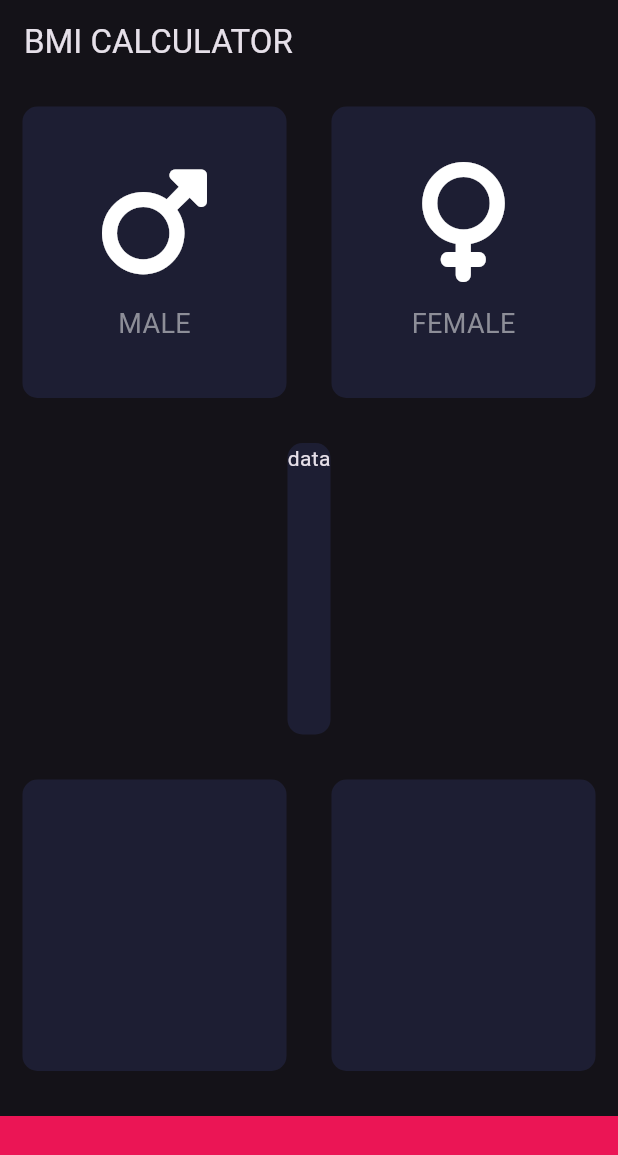
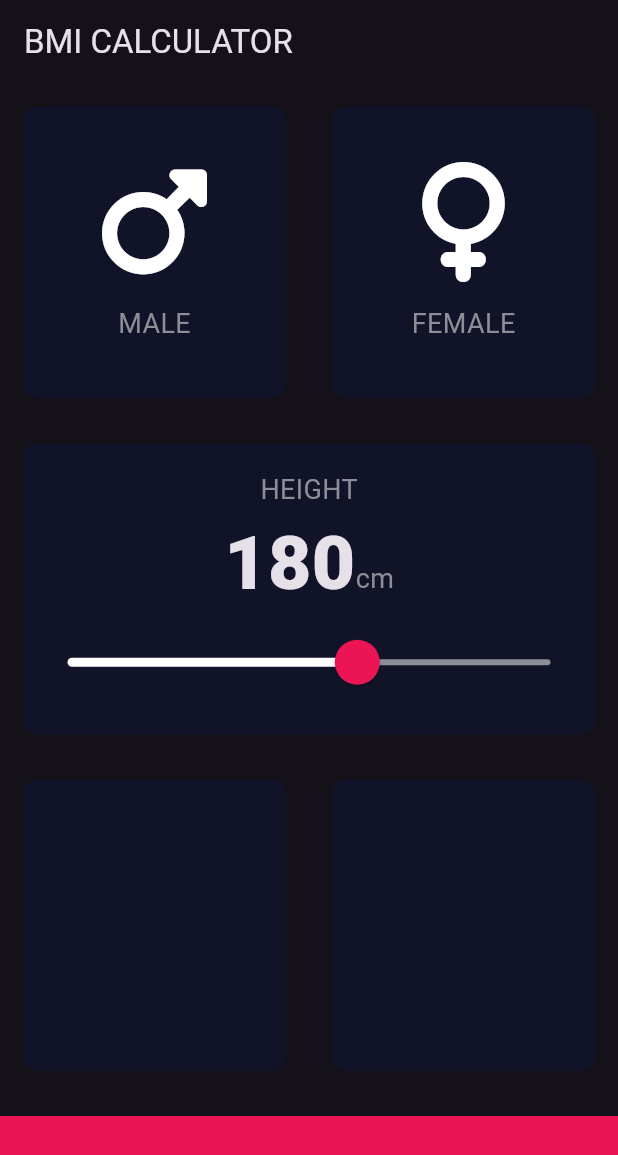
Before and after one commit to alexmortelsison/bmi_calculator, a Flutter app: the screen it shows after launch, on a phone screen of 412 x 824 dp. Shown: the top 1155 px of the screen. Run offline on Flutter 3.47's test engine with Material 3 defaults, Android fonts, the phone set to English and light mode, and no system bars; our stand-ins replace font_awesome_flutter.

Commit message:
updated input_page, added Slider

```diff
--- /dev/null
+++ b/lib/constants.dart
@@ -0,0 +1,15 @@
+import 'package:flutter/material.dart';
+
+const labelTextStyle = TextStyle(
+  fontSize: 18,
+  color: Color(0xFF8D8E98),
+);
+
+const bottomContainerHeight = 80.0;
+const activeCardColor = Color(0xFF1D1E33);
+const inactiveCardColor = Color(0xFF111328);
+const bottomContainerColor = Color(0xFFEB1555);
+const numberTextStyle = TextStyle(
+  fontSize: 50,
+  fontWeight: FontWeight.w900,
+);
--- a/lib/icon_data.dart
+++ b/lib/icon_data.dart
@@ -1,9 +1,5 @@
 import 'package:flutter/material.dart';
-
-const labelTextStyle = TextStyle(
-  fontSize: 18,
-  color: Color(0xFF8D8E98),
-);
+import 'constants.dart';
 
 class IconContent extends StatelessWidget {
   const IconContent({super.key, required this.icon, required this.label});
--- a/lib/input_page.dart
+++ b/lib/input_page.dart
@@ -1,11 +1,13 @@
 import 'package:flutter/material.dart';
+import 'constants.dart';
 import 'icon_data.dart';
 import 'reusable_card.dart';
 import 'package:font_awesome_flutter/font_awesome_flutter.dart';
 
-const bottomContainerHeight = 80.0;
-const activeCardColor = Color(0xFF1D1E33);
-const bottomContainerColor = Color(0xFFEB1555);
+enum Gender {
+  male,
+  female,
+}
 
 class InputPage extends StatefulWidget {
   const InputPage({super.key});
@@ -13,6 +15,11 @@ class InputPage extends StatefulWidget {
   @override
   _InputPageState createState() => _InputPageState();
 }
+
+Color maleCardColour = inactiveCardColor;
+Color femaleCardColour = inactiveCardColor;
+Gender? selectedGender;
+int height = 180;
 
 class _InputPageState extends State<InputPage> {
   @override
@@ -22,14 +29,22 @@ class _InputPageState extends State<InputPage> {
         title: const Text('BMI CALCULATOR'),
       ),
       body: Column(
+        crossAxisAlignment: CrossAxisAlignment.stretch,
         children: [
-          const Expanded(
+          Expanded(
             child: Row(
               children: [
                 Expanded(
                   child: ReusableCard(
-                    colour: activeCardColor,
-                    cardChild: IconContent(
+                    onPress: () {
+                      setState(() {
+                        selectedGender = Gender.male;
+                      });
+                    },
+                    colour: selectedGender == Gender.male
+                        ? activeCardColor
+                        : inactiveCardColor,
+                    cardChild: const IconContent(
                       icon: FontAwesomeIcons.mars,
                       label: "MALE",
                     ),
@@ -37,8 +52,15 @@ class _InputPageState extends State<InputPage> {
                 ),
                 Expanded(
                   child: ReusableCard(
-                    colour: activeCardColor,
-                    cardChild: IconContent(
+                    onPress: () {
+                      setState(() {
+                        selectedGender = Gender.female;
+                      });
+                    },
+                    colour: selectedGender == Gender.female
+                        ? activeCardColor
+                        : inactiveCardColor,
+                    cardChild: const IconContent(
                       icon: FontAwesomeIcons.venus,
                       label: "FEMALE",
                     ),
@@ -47,25 +69,85 @@ class _InputPageState extends State<InputPage> {
               ],
             ),
           ),
-          const Expanded(
+          Expanded(
             child: ReusableCard(
-              colour: activeCardColor,
-              cardChild: Text("data"),
+              onPress: () {
+                setState(() {
+                  selectedGender = Gender.male;
+                });
+              },
+              colour: inactiveCardColor,
+              cardChild: Column(
+                mainAxisAlignment: MainAxisAlignment.center,
+                children: [
+                  const Text(
+                    "HEIGHT",
+                    style: labelTextStyle,
+                  ),
+                  Row(
+                    mainAxisAlignment: MainAxisAlignment.center,
+                    crossAxisAlignment: CrossAxisAlignment.baseline,
+                    textBaseline: TextBaseline.alphabetic,
+                    children: [
+                      Text(
+                        height.toString(),
+                        style: numberTextStyle,
+                      ),
+                      const Text(
+                        "cm",
+                        style: labelTextStyle,
+                      )
+                    ],
+                  ),
+                  SliderTheme(
+                    data: SliderTheme.of(context).copyWith(
+                      activeTrackColor: Colors.white,
+                      inactiveTrackColor: const Color(0xFF8D8E98),
+                      overlayColor: const Color(0x29EB1555),
+                      thumbColor: const Color(0xFFEB1555),
+                      thumbShape:
+                          const RoundSliderThumbShape(enabledThumbRadius: 15.0),
+                      overlayShape:
+                          const RoundSliderOverlayShape(overlayRadius: 30.0),
+                    ),
+                    child: Slider(
+                      value: height.toDouble(),
+                      min: 120.0,
+                      max: 220.0,
+                      onChanged: (double newValue) {
+                        setState(() {
+                          height = newValue.round();
+                        });
+                      },
+                    ),
+                  )
+                ],
+              ),
             ),
           ),
-          const Expanded(
+          Expanded(
             child: Row(
               children: [
                 Expanded(
                   child: ReusableCard(
-                    colour: activeCardColor,
-                    cardChild: Column(),
+                    onPress: () {
+                      setState(() {
+                        selectedGender = Gender.male;
+                      });
+                    },
+                    colour: inactiveCardColor,
+                    cardChild: const Column(),
                   ),
                 ),
                 Expanded(
                   child: ReusableCard(
-                    colour: activeCardColor,
-                    cardChild: Column(),
+                    onPress: () {
+                      setState(() {
+                        selectedGender = Gender.male;
+                      });
+                    },
+                    colour: inactiveCardColor,
+                    cardChild: const Column(),
                   ),
                 ),
               ],
--- a/lib/reusable_card.dart
+++ b/lib/reusable_card.dart
@@ -2,20 +2,29 @@ import 'package:flutter/material.dart';
 
 class ReusableCard extends StatelessWidget {
   const ReusableCard(
-      {super.key, required this.colour, required this.cardChild});
+      {super.key,
+      required this.colour,
+      required this.cardChild,
+      required this.onPress});
 
   final Color colour;
   final Widget cardChild;
+  final Function onPress;
 
   @override
   Widget build(BuildContext context) {
-    return Container(
-      margin: const EdgeInsets.all(15),
-      decoration: BoxDecoration(
-        borderRadius: BorderRadius.circular(10),
-        color: colour,
+    return GestureDetector(
+      onTap: () {
+        onPress;
+      },
+      child: Container(
+        margin: const EdgeInsets.all(15),
+        decoration: BoxDecoration(
+          borderRadius: BorderRadius.circular(10),
+          color: colour,
+        ),
+        child: cardChild,
       ),
-      child: cardChild,
     );
   }
 }
```
